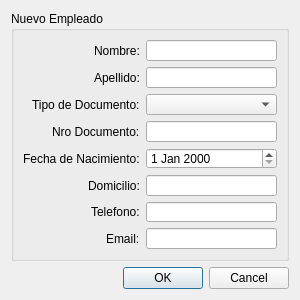
First picture: the form in src/ui/DialogAltaPersonal.ui, repository guilleurrutia10/division-transporte, before the edit.
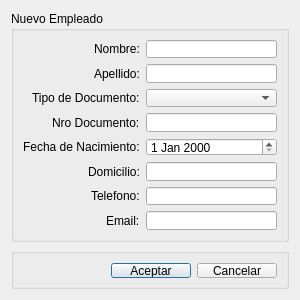
Second picture: the form after the edit.

Commit message: modificaciones ui con group box

```diff
--- a/src/ui/DialogAltaPersonal.ui
+++ b/src/ui/DialogAltaPersonal.ui
@@ -119,13 +119,63 @@
     </widget>
    </item>
    <item>
-    <widget class="QDialogButtonBox" name="buttonBox">
-     <property name="orientation">
-      <enum>Qt::Horizontal</enum>
+    <widget class="QGroupBox" name="groupBoxButtonBox_2">
+     <property name="minimumSize">
+      <size>
+       <width>271</width>
+       <height>41</height>
+      </size>
      </property>
-     <property name="standardButtons">
-      <set>QDialogButtonBox::Cancel|QDialogButtonBox::Ok</set>
+     <property name="maximumSize">
+      <size>
+       <width>16777215</width>
+       <height>41</height>
+      </size>
      </property>
+     <property name="title">
+      <string/>
+     </property>
+     <layout class="QGridLayout" name="gridLayout_2">
+      <property name="leftMargin">
+       <number>9</number>
+      </property>
+      <property name="topMargin">
+       <number>9</number>
+      </property>
+      <property name="rightMargin">
+       <number>9</number>
+      </property>
+      <property name="bottomMargin">
+       <number>8</number>
+      </property>
+      <item row="0" column="1">
+       <widget class="QPushButton" name="pushButtonAceptar_2">
+        <property name="text">
+         <string>Aceptar</string>
+        </property>
+       </widget>
+      </item>
+      <item row="0" column="2">
+       <widget class="QPushButton" name="pushButtonCancelar_2">
+        <property name="text">
+         <string>Cancelar</string>
+        </property>
+       </widget>
+      </item>
+      <item row="0" column="0">
+       <spacer name="horizontalSpacer_2">
+        <property name="orientation">
+         <enum>Qt::Horizontal</enum>
+        </property>
+        <property name="sizeHint" stdset="0">
+         <size>
+          <width>40</width>
+          <height>20</height>
+         </size>
+        </property>
+       </spacer>
+      </item>
+     </layout>
     </widget>
    </item>
   </layout>
```
Left out of the diff: 35 changed lines with no effect on the pictures. The commit also changes 5 other files.
